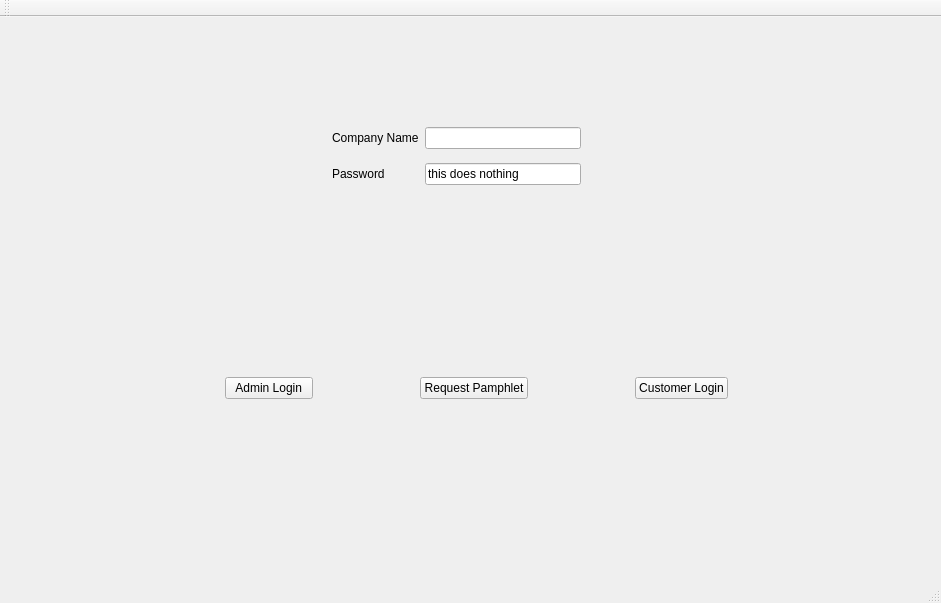
Old version of the form IRobot/mainwindow.ui in the repository OwlbitCode/CS-c1-project1.
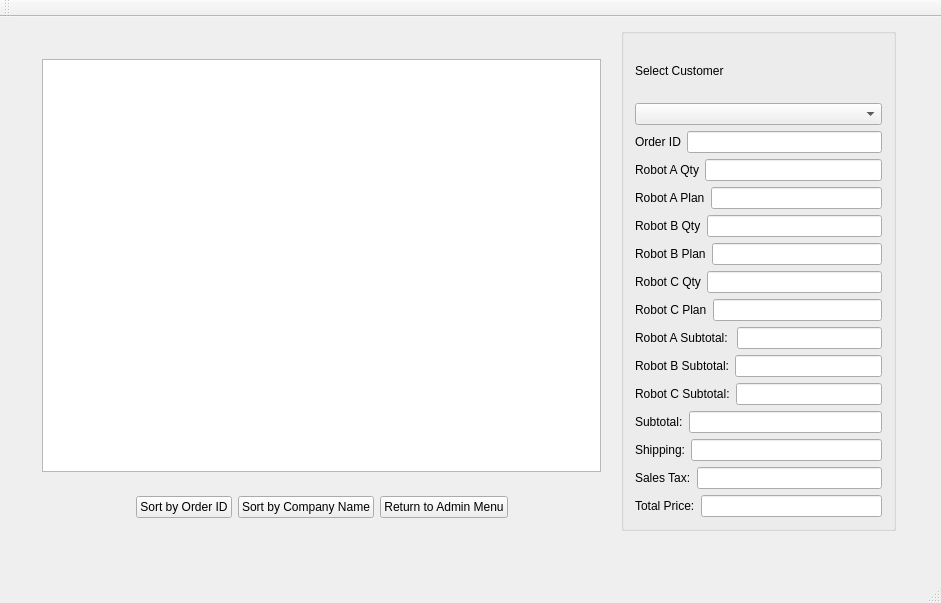
New version of the form. The open tabs and pages were chosen to show the change. Icons and pictures are not drawn.

Commit message:
Updated Order Database and Window
It kinda works (Camille says so). :) Don't panic.

Patch:
```diff
--- a/IRobot/mainwindow.ui
+++ b/IRobot/mainwindow.ui
@@ -26,9 +26,15 @@
    <string>MainWindow</string>
   </property>
   <widget class="QWidget" name="centralWidget">
-   <layout class="QVBoxLayout" name="verticalLayout_2">
-    <item>
      <widget class="QStackedWidget" name="stackedWidget">
+    <property name="geometry">
+     <rect>
+      <x>11</x>
+      <y>11</y>
+      <width>919</width>
+      <height>516</height>
+     </rect>
+    </property>
       <widget class="QWidget" name="Login">
        <widget class="QWidget" name="gridLayoutWidget">
         <property name="geometry">
@@ -1040,9 +1046,365 @@
         </layout>
        </widget>
       </widget>
-     </widget>
-    </item>
-   </layout>
+    <widget class="QWidget" name="OrderViewer">
+     <widget class="QGroupBox" name="groupBox">
+      <property name="geometry">
+       <rect>
+        <x>610</x>
+        <y>0</y>
+        <width>275</width>
+        <height>503</height>
+       </rect>
+      </property>
+      <property name="title">
+       <string/>
+      </property>
+      <layout class="QVBoxLayout" name="verticalLayout_2">
+       <item>
+        <widget class="QLabel" name="ovCompanyNameLabel">
+         <property name="text">
+          <string>Select Customer</string>
+         </property>
+        </widget>
+       </item>
+       <item>
+        <widget class="QComboBox" name="ovCompanyNameCombo"/>
+       </item>
+       <item>
+        <layout class="QHBoxLayout" name="horizontalLayout_5">
+         <item>
+          <widget class="QLabel" name="label_10">
+           <property name="text">
+            <string>Order ID</string>
+           </property>
+          </widget>
+         </item>
+         <item>
+          <widget class="QLineEdit" name="ovOrderID"/>
+         </item>
+        </layout>
+       </item>
+       <item>
+        <layout class="QHBoxLayout" name="horizontalLayout_4">
+         <item>
+          <widget class="QLabel" name="label_9">
+           <property name="text">
+            <string>Robot A Qty</string>
+           </property>
+          </widget>
+         </item>
+         <item>
+          <widget class="QLineEdit" name="ovRobotAQty"/>
+         </item>
+        </layout>
+       </item>
+       <item>
+        <layout class="QHBoxLayout" name="horizontalLayout_6">
+         <item>
+          <widget class="QLabel" name="label_11">
+           <property name="text">
+            <string>Robot A Plan</string>
+           </property>
+          </widget>
+         </item>
+         <item>
+          <widget class="QLineEdit" name="ovRobotAPlan"/>
+         </item>
+        </layout>
+       </item>
+       <item>
+        <layout class="QHBoxLayout" name="horizontalLayout_7">
+         <item>
+          <widget class="QLabel" name="label_12">
+           <property name="text">
+            <string>Robot B Qty</string>
+           </property>
+          </widget>
+         </item>
+         <item>
+          <widget class="QLineEdit" name="ovRobotBQty"/>
+         </item>
+        </layout>
+       </item>
+       <item>
+        <layout class="QHBoxLayout" name="horizontalLayout_8">
+         <item>
+          <widget class="QLabel" name="label_13">
+           <property name="text">
+            <string>Robot B Plan</string>
+           </property>
+          </widget>
+         </item>
+         <item>
+          <widget class="QLineEdit" name="ovRobotBPlan"/>
+         </item>
+        </layout>
+       </item>
+       <item>
+        <layout class="QHBoxLayout" name="horizontalLayout_9">
+         <item>
+          <widget class="QLabel" name="label_14">
+           <property name="text">
+            <string>Robot C Qty</string>
+           </property>
+          </widget>
+         </item>
+         <item>
+          <widget class="QLineEdit" name="ovRobotCQty"/>
+         </item>
+        </layout>
+       </item>
+       <item>
+        <layout class="QHBoxLayout" name="horizontalLayout_10">
+         <item>
+          <widget class="QLabel" name="label_15">
+           <property name="text">
+            <string>Robot C Plan</string>
+           </property>
+          </widget>
+         </item>
+         <item>
+          <widget class="QLineEdit" name="ovRobotCPlan"/>
+         </item>
+        </layout>
+       </item>
+       <item>
+        <layout class="QHBoxLayout" name="horizontalLayout_11">
+         <item>
+          <widget class="QLabel" name="label_16">
+           <property name="text">
+            <string>Robot A Subtotal: </string>
+           </property>
+          </widget>
+         </item>
+         <item>
+          <widget class="QLineEdit" name="ovRobotASub"/>
+         </item>
+        </layout>
+       </item>
+       <item>
+        <layout class="QHBoxLayout" name="horizontalLayout_12">
+         <item>
+          <widget class="QLabel" name="label_17">
+           <property name="text">
+            <string>Robot B Subtotal:</string>
+           </property>
+          </widget>
+         </item>
+         <item>
+          <widget class="QLineEdit" name="ovRobotBSub"/>
+         </item>
+        </layout>
+       </item>
+       <item>
+        <layout class="QHBoxLayout" name="horizontalLayout_13">
+         <item>
+          <widget class="QLabel" name="label_18">
+           <property name="text">
+            <string>Robot C Subtotal:</string>
+           </property>
+          </widget>
+         </item>
+         <item>
+          <widget class="QLineEdit" name="ovRobotCSub"/>
+         </item>
+        </layout>
+       </item>
+       <item>
+        <layout class="QHBoxLayout" name="horizontalLayout_14">
+         <item>
+          <widget class="QLabel" name="label_19">
+           <property name="text">
+            <string>Subtotal:</string>
+           </property>
+          </widget>
+         </item>
+         <item>
+          <widget class="QLineEdit" name="ovSubtotal"/>
+         </item>
+        </layout>
+       </item>
+       <item>
+        <layout class="QHBoxLayout" name="horizontalLayout_15">
+         <item>
+          <widget class="QLabel" name="label_20">
+           <property name="text">
+            <string>Shipping:</string>
+           </property>
+          </widget>
+         </item>
+         <item>
+          <widget class="QLineEdit" name="ovShipping"/>
+         </item>
+        </layout>
+       </item>
+       <item>
+        <layout class="QHBoxLayout" name="horizontalLayout_16">
+         <item>
+          <widget class="QLabel" name="label_21">
+           <property name="text">
+            <string>Sales Tax:</string>
+           </property>
+          </widget>
+         </item>
+         <item>
+          <widget class="QLineEdit" name="ovSalesTax"/>
+         </item>
+        </layout>
+       </item>
+       <item>
+        <layout class="QHBoxLayout" name="horizontalLayout_17">
+         <item>
+          <widget class="QLabel" name="label_22">
+           <property name="text">
+            <string>Total Price:</string>
+           </property>
+          </widget>
+         </item>
+         <item>
+          <widget class="QLineEdit" name="ovTotalPrice"/>
+         </item>
+        </layout>
+       </item>
+      </layout>
+     </widget>
+     <widget class="QWidget" name="">
+      <property name="geometry">
+       <rect>
+        <x>20</x>
+        <y>20</y>
+        <width>581</width>
+        <height>481</height>
+       </rect>
+      </property>
+      <layout class="QGridLayout" name="gridLayout_5">
+       <item row="0" column="0" colspan="5">
+        <widget class="QTableView" name="ovTable">
+         <attribute name="horizontalHeaderDefaultSectionSize">
+          <number>150</number>
+         </attribute>
+         <attribute name="horizontalHeaderMinimumSectionSize">
+          <number>60</number>
+         </attribute>
+        </widget>
+       </item>
+       <item row="1" column="1">
+        <spacer name="verticalSpacer_7">
+         <property name="orientation">
+          <enum>Qt::Vertical</enum>
+         </property>
+         <property name="sizeType">
+          <enum>QSizePolicy::Fixed</enum>
+         </property>
+         <property name="sizeHint" stdset="0">
+          <size>
+           <width>20</width>
+           <height>18</height>
+          </size>
+         </property>
+        </spacer>
+       </item>
+       <item row="1" column="2">
+        <spacer name="verticalSpacer_15">
+         <property name="orientation">
+          <enum>Qt::Vertical</enum>
+         </property>
+         <property name="sizeType">
+          <enum>QSizePolicy::Fixed</enum>
+         </property>
+         <property name="sizeHint" stdset="0">
+          <size>
+           <width>20</width>
+           <height>18</height>
+          </size>
+         </property>
+        </spacer>
+       </item>
+       <item row="1" column="3">
+        <spacer name="verticalSpacer_16">
+         <property name="orientation">
+          <enum>Qt::Vertical</enum>
+         </property>
+         <property name="sizeType">
+          <enum>QSizePolicy::Fixed</enum>
+         </property>
+         <property name="sizeHint" stdset="0">
+          <size>
+           <width>20</width>
+           <height>18</height>
+          </size>
+         </property>
+        </spacer>
+       </item>
+       <item row="2" column="0">
+        <spacer name="horizontalSpacer_8">
+         <property name="orientation">
+          <enum>Qt::Horizontal</enum>
+         </property>
+         <property name="sizeHint" stdset="0">
+          <size>
+           <width>40</width>
+           <height>20</height>
+          </size>
+         </property>
+        </spacer>
+       </item>
+       <item row="2" column="1">
+        <widget class="QPushButton" name="pushButton_18">
+         <property name="sizePolicy">
+          <sizepolicy hsizetype="Fixed" vsizetype="Fixed">
+           <horstretch>0</horstretch>
+           <verstretch>0</verstretch>
+          </sizepolicy>
+         </property>
+         <property name="text">
+          <string>Sort by Order ID</string>
+         </property>
+        </widget>
+       </item>
+       <item row="2" column="2">
+        <widget class="QPushButton" name="pushButton_19">
+         <property name="sizePolicy">
+          <sizepolicy hsizetype="Fixed" vsizetype="Fixed">
+           <horstretch>0</horstretch>
+           <verstretch>0</verstretch>
+          </sizepolicy>
+         </property>
+         <property name="text">
+          <string>Sort by Company Name</string>
+         </property>
+        </widget>
+       </item>
+       <item row="2" column="3">
+        <widget class="QPushButton" name="ovReturnButton">
+         <property name="sizePolicy">
+          <sizepolicy hsizetype="Fixed" vsizetype="Fixed">
+           <horstretch>0</horstretch>
+           <verstretch>0</verstretch>
+          </sizepolicy>
+         </property>
+         <property name="text">
+          <string>Return to Admin Menu</string>
+         </property>
+        </widget>
+       </item>
+       <item row="2" column="4">
+        <spacer name="horizontalSpacer_9">
+         <property name="orientation">
+          <enum>Qt::Horizontal</enum>
+         </property>
+         <property name="sizeHint" stdset="0">
+          <size>
+           <width>40</width>
+           <height>20</height>
+          </size>
+         </property>
+        </spacer>
+       </item>
+      </layout>
+     </widget>
+    </widget>
+   </widget>
   </widget>
   <widget class="QMenuBar" name="menuBar">
    <property name="geometry">
```
Left out of the diff: 65 changed lines with no effect on the pictures. Lines whose indentation alone changed are shown as unchanged. The commit also changes 16 other files.
